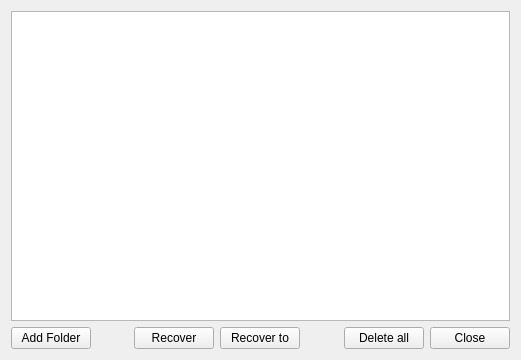
This is SandboxiePlus/SandMan/Forms/RecoveryWindow.ui in sandboxie-plus/Sandboxie as Qt 5 draws it before an edit. The edited form follows.
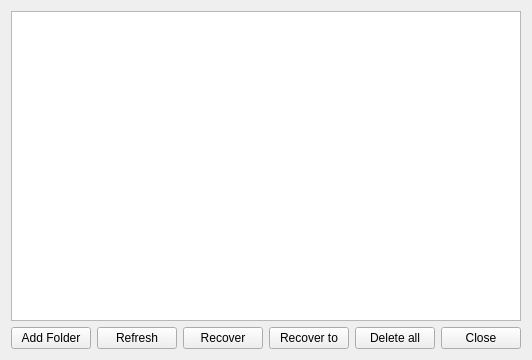
This is the edited form.

Diff of the .ui file:
```diff
--- a/SandboxiePlus/SandMan/Forms/RecoveryWindow.ui
+++ b/SandboxiePlus/SandMan/Forms/RecoveryWindow.ui
@@ -48,6 +48,13 @@
            </property>
           </widget>
          </item>
+         <item>
+          <widget class="QPushButton" name="btnRefresh">
+           <property name="text">
+            <string>Refresh</string>
+           </property>
+          </widget>
+         </item>
          <item>
           <spacer name="horizontalSpacer">
            <property name="orientation">
```
